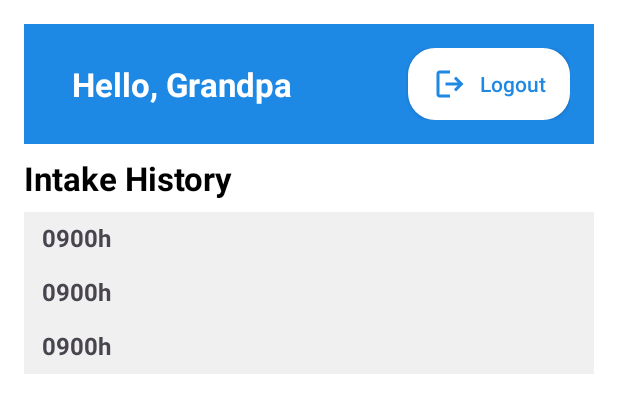
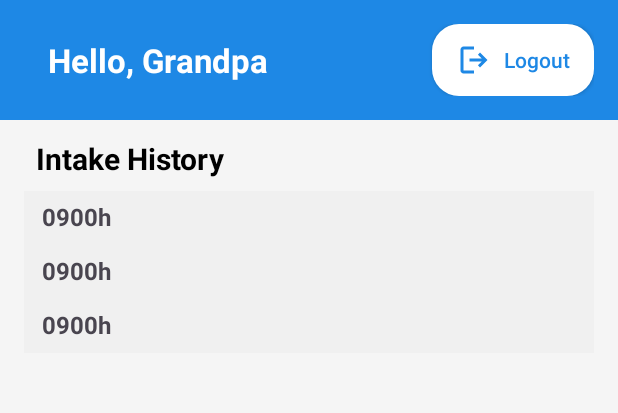
Before and after one commit to di-wee/MediMind, an Android app: the layout fragment_intake_history.xml on its own in the app's theme, with its tools: preview values and no code run, on a phone screen of 412 x 824 dp. Shown: the top 413 px of the screen. Run offline under Robolectric (Android 15) with nearby library versions, the phone set to English and light mode, and no system bars.

Commit message:
Update UI of Intake History Fragment 1

```diff
--- /dev/null
+++ b/android/app/src/main/res/drawable/circle_outline_grey.xml
@@ -0,0 +1,6 @@
+<?xml version="1.0" encoding="utf-8"?>
+<shape xmlns:android="http://schemas.android.com/apk/res/android" android:shape="oval">
+    <size android:width="8dp" android:height="8dp"/>
+    <stroke android:width="1dp" android:color="#B0B0B0"/>
+    <solid android:color="@android:color/transparent"/>
+</shape>
--- a/android/app/src/main/res/layout/fragment_intake_history.xml
+++ b/android/app/src/main/res/layout/fragment_intake_history.xml
@@ -1,40 +1,95 @@
 <?xml version="1.0" encoding="utf-8"?>
-<LinearLayout xmlns:android="http://schemas.android.com/apk/res/android"
+<LinearLayout
+    xmlns:android="http://schemas.android.com/apk/res/android"
     xmlns:tools="http://schemas.android.com/tools"
     android:id="@+id/intakeHistoryLayout"
     android:layout_width="match_parent"
     android:layout_height="match_parent"
     android:orientation="vertical"
-    android:padding="16dp"
-    android:background="@color/white"
+    android:fitsSystemWindows="true"
+    android:background="#F5F5F5"
     tools:context=".IntakeHistoryFragment">
 
-    <!-- Reusable top navigation bar (includes greeting + logout) -->
+    <!-- Reusable top navigation bar (Hello + Logout) -->
     <include
         layout="@layout/top_nav_bar"
         android:layout_width="match_parent"
         android:layout_height="wrap_content" />
 
-    <!-- Title of the screen -->
+    <!-- Screen title -->
     <TextView
         android:id="@+id/historyTitle"
         android:layout_width="match_parent"
         android:layout_height="wrap_content"
         android:text="Intake History"
-        android:textSize="22sp"
+        android:textSize="20sp"
         android:textStyle="bold"
+        android:textColor="@android:color/black"
+        android:paddingStart="24dp"
+        android:paddingEnd="24dp"
+        android:paddingTop="12dp"
+        android:paddingBottom="8dp" />
+
+    <!-- Progress indicator -->
+    <ProgressBar
+        android:id="@+id/progressBar"
+        style="?android:attr/progressBarStyle"
+        android:layout_width="wrap_content"
+        android:layout_height="wrap_content"
+        android:layout_gravity="center_horizontal"
+        android:visibility="gone"
+        android:indeterminate="true"
         android:paddingTop="8dp"
-        android:paddingBottom="8dp"
-        android:textColor="@color/black" />
+        android:paddingBottom="8dp" />
 
-    <!-- RecyclerView that lists grouped medication intake logs -->
+    <!-- Empty state -->
+    <LinearLayout
+        android:id="@+id/emptyState"
+        android:layout_width="match_parent"
+        android:layout_height="wrap_content"
+        android:orientation="vertical"
+        android:gravity="center"
+        android:padding="24dp"
+        android:visibility="gone">
+
+        <ImageView
+            android:layout_width="120dp"
+            android:layout_height="120dp"
+            android:src="@drawable/med_schedule_placeholder"
+            android:contentDescription="@string/app_name"
+            android:alpha="0.9" />
+
+        <TextView
+            android:layout_width="wrap_content"
+            android:layout_height="wrap_content"
+            android:text="No intake history yet"
+            android:textStyle="bold"
+            android:textSize="16sp"
+            android:textColor="@android:color/black"
+            android:layout_marginTop="12dp" />
+
+        <TextView
+            android:layout_width="wrap_content"
+            android:layout_height="wrap_content"
+            android:text="When you record medication intakes, they’ll show up here."
+            android:textSize="14sp"
+            android:textColor="#666666"
+            android:gravity="center"
+            android:layout_marginTop="6dp"
+            android:paddingStart="24dp"
+            android:paddingEnd="24dp" />
+    </LinearLayout>
+
+    <!-- RecyclerView list -->
     <androidx.recyclerview.widget.RecyclerView
         android:id="@+id/intakeHistoryRecyclerView"
         android:layout_width="match_parent"
         android:layout_height="0dp"
         android:layout_weight="1"
         android:clipToPadding="false"
-        android:paddingBottom="8dp"
+        android:paddingStart="16dp"
+        android:paddingEnd="16dp"
+        android:paddingBottom="16dp"
         android:scrollbars="vertical"
         tools:listitem="@layout/item_intake_group" />
 
--- a/android/app/src/main/res/values/colors.xml
+++ b/android/app/src/main/res/values/colors.xml
@@ -22,6 +22,7 @@
     <color name="white">#FFFFFF</color>
     <color name="black">#000000</color>
     <color name="link_blue">#1E88E5</color>
+    <color name="md_grey_500">#9E9E9E</color>
 
     <!-- New app background -->
     <color name="app_background_light">#F3F3F7</color>
```
Also changed, not shown: android/app/src/main/java/com/example/medimind/IntakeHistoryFragment.kt (+80 -41 lines), android/app/src/main/java/com/example/medimind/adapters/IntakeHistoryStyledAdapter.kt (added, +85 -0 lines), android/app/src/main/res/layout/item_history_date_header.xml (added, +13 -0 lines), android/app/src/main/res/layout/item_history_row.xml (added, +28 -0 lines), android/app/src/main/res/layout/item_history_status_header.xml (added, +27 -0 lines), android/app/src/main/res/drawable/med_miss_ic.png (added), android/app/src/main/res/drawable/med_taken_ic.png (added).
